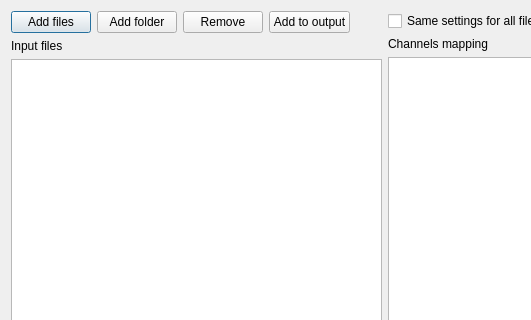
First picture: the form in view.ui, repository ngocminhdao88/tdms2uff, before the edit; both pictures show x 0 to 531 and y 0 to 320 of the 1024 by 768 pixel window.
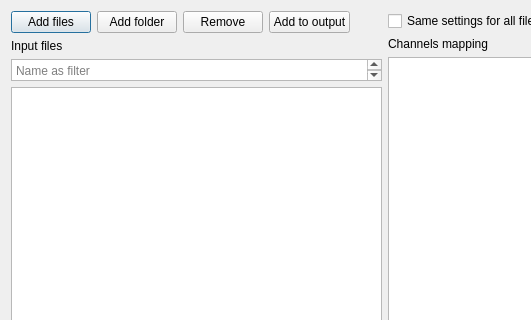
Second picture: the form after the edit.

Commit message: added tree item

What changed in the file:
```diff
--- a/view.ui
+++ b/view.ui
@@ -69,7 +69,20 @@
       </widget>
      </item>
      <item>
-      <widget class="QListView" name="inputListView">
+      <widget class="QTextEdit" name="filterEdit">
+       <property name="maximumSize">
+        <size>
+         <width>16777215</width>
+         <height>22</height>
+        </size>
+       </property>
+       <property name="placeholderText">
+        <string>Name as filter</string>
+       </property>
+      </widget>
+     </item>
+     <item>
+      <widget class="QTreeView" name="inputTreeView">
        <property name="selectionMode">
         <enum>QAbstractItemView::ExtendedSelection</enum>
        </property>
```
Left out of the diff: 4 changed lines with no effect on the pictures. The commit also changes 6 other files.
